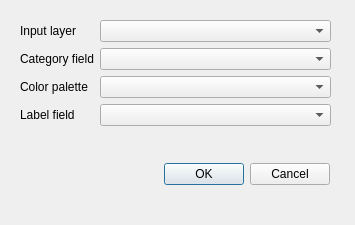
This is gSurf/widgets/line_intersections.ui in mauroalberti/gSurf as Qt 5 draws it before an edit. The edited form follows.
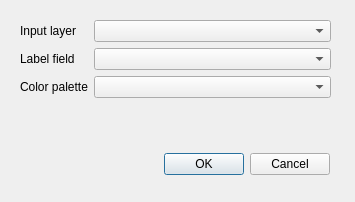
This is the edited form.

Commit message: Implementing line intersections

The edit to the form file:
```diff
--- a/gSurf/widgets/line_intersections.ui
+++ b/gSurf/widgets/line_intersections.ui
@@ -7,7 +7,7 @@
     <x>0</x>
     <y>0</y>
     <width>355</width>
-    <height>225</height>
+    <height>202</height>
    </rect>
   </property>
   <property name="windowTitle">
@@ -19,7 +19,7 @@
      <x>20</x>
      <y>20</y>
      <width>311</width>
-     <height>131</height>
+     <height>111</height>
     </rect>
    </property>
    <layout class="QFormLayout" name="formLayout">
@@ -33,43 +33,33 @@
     <item row="0" column="1">
      <widget class="QComboBox" name="inputLayercomboBox"/>
     </item>
-    <item row="1" column="0">
-     <widget class="QLabel" name="label_2">
-      <property name="text">
-       <string>Category field</string>
-      </property>
-     </widget>
-    </item>
-    <item row="1" column="1">
-     <widget class="QComboBox" name="categoryFieldcomboBox"/>
-    </item>
     <item row="2" column="0">
-     <widget class="QLabel" name="label_3">
-      <property name="text">
-       <string>Color palette</string>
-      </property>
-     </widget>
-    </item>
-    <item row="2" column="1">
-     <widget class="QComboBox" name="colorPalettecomboBox"/>
-    </item>
-    <item row="3" column="0">
      <widget class="QLabel" name="label_4">
       <property name="text">
        <string>Label field</string>
       </property>
      </widget>
     </item>
-    <item row="3" column="1">
+    <item row="2" column="1">
      <widget class="QComboBox" name="labelFieldcomboBox"/>
     </item>
+    <item row="3" column="0">
+     <widget class="QLabel" name="label_3">
+      <property name="text">
+       <string>Color palette</string>
+      </property>
+     </widget>
+    </item>
+    <item row="3" column="1">
+     <widget class="QComboBox" name="colorPalettecomboBox"/>
+    </item>
    </layout>
   </widget>
   <widget class="QDialogButtonBox" name="buttonBox">
    <property name="geometry">
     <rect>
      <x>110</x>
-     <y>160</y>
+     <y>150</y>
      <width>220</width>
      <height>28</height>
     </rect>
```
The commit also changes 1 other file.
